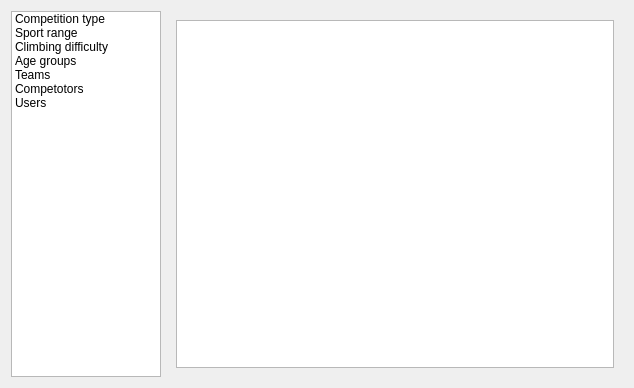
Qt form form_library_editor.ui (pitikov/cwall.qt4) before a commit.
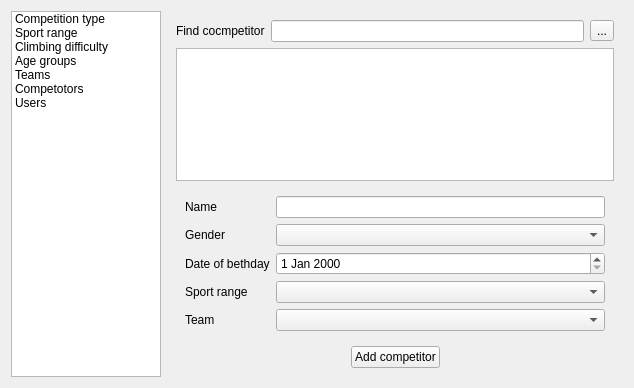
The same form after that commit. The open tabs and pages were chosen to show the change. Icons and pictures are not drawn.

Commit message: Форма ввода участников

Diff of the .ui file:
```diff
--- a/form_library_editor.ui
+++ b/form_library_editor.ui
@@ -133,9 +133,151 @@
      </widget>
      <widget class="QWidget" name="pageCompetitors">
       <layout class="QVBoxLayout" name="verticalLayout_7">
+       <item>
+        <layout class="QHBoxLayout" name="horizontalLayout_3">
+         <item>
+          <widget class="QLabel" name="labelFind">
+           <property name="text">
+            <string>Find cocmpetitor</string>
+           </property>
+           <property name="buddy">
+            <cstring>lineEditCompetitorSerach</cstring>
+           </property>
+          </widget>
+         </item>
+         <item>
+          <widget class="QLineEdit" name="lineEditCompetitorSerach"/>
+         </item>
+         <item>
+          <widget class="QToolButton" name="toolButtonSearchClear">
+           <property name="text">
+            <string>...</string>
+           </property>
+           <property name="icon">
+            <iconset theme="edit-clear">
+             <normaloff/>
+            </iconset>
+           </property>
+          </widget>
+         </item>
+        </layout>
+       </item>
        <item>
         <widget class="QTableView" name="tableViewCompetitors"/>
        </item>
+       <item>
+        <widget class="QWidget" name="formWidgetCompetitor" native="true">
+         <layout class="QFormLayout" name="formLayoutCompetitor">
+          <item row="1" column="0">
+           <widget class="QLabel" name="labelCompetitorName">
+            <property name="text">
+             <string>Name</string>
+            </property>
+            <property name="buddy">
+             <cstring>lineEditCompetitorName</cstring>
+            </property>
+           </widget>
+          </item>
+          <item row="1" column="1">
+           <widget class="QLineEdit" name="lineEditCompetitorName"/>
+          </item>
+          <item row="2" column="0">
+           <widget class="QLabel" name="labelCompetitorGender">
+            <property name="text">
+             <string>Gender</string>
+            </property>
+            <property name="buddy">
+             <cstring>comboBoxCompetitorGender</cstring>
+            </property>
+           </widget>
+          </item>
+          <item row="3" column="0">
+           <widget class="QLabel" name="labelCompetitorDob">
+            <property name="text">
+             <string>Date of bethday</string>
+            </property>
+            <property name="buddy">
+             <cstring>dateEditCompetitorDob</cstring>
+            </property>
+           </widget>
+          </item>
+          <item row="3" column="1">
+           <widget class="QDateEdit" name="dateEditCompetitorDob"/>
+          </item>
+          <item row="2" column="1">
+           <widget class="QComboBox" name="comboBoxCompetitorGender"/>
+          </item>
+          <item row="4" column="0">
+           <widget class="QLabel" name="labelCompetitorRange">
+            <property name="text">
+             <string>Sport range</string>
+            </property>
+            <property name="buddy">
+             <cstring>comboBoxCompetitorRange</cstring>
+            </property>
+           </widget>
+          </item>
+          <item row="4" column="1">
+           <widget class="QComboBox" name="comboBoxCompetitorRange"/>
+          </item>
+          <item row="5" column="0">
+           <widget class="QLabel" name="labelCompetitorTeam">
+            <property name="text">
+             <string>Team</string>
+            </property>
+            <property name="buddy">
+             <cstring>comboBoxCompetitorTeam</cstring>
+            </property>
+           </widget>
+          </item>
+          <item row="5" column="1">
+           <widget class="QComboBox" name="comboBoxCompetitorTeam"/>
+          </item>
+         </layout>
+        </widget>
+       </item>
+       <item>
+        <layout class="QHBoxLayout" name="horizontalLayout_2">
+         <item>
+          <spacer name="horizontalSpacer_4">
+           <property name="orientation">
+            <enum>Qt::Horizontal</enum>
+           </property>
+           <property name="sizeHint" stdset="0">
+            <size>
+             <width>40</width>
+             <height>20</height>
+            </size>
+           </property>
+          </spacer>
+         </item>
+         <item>
+          <widget class="QPushButton" name="pushButtonCompetitorAdd">
+           <property name="text">
+            <string>Add competitor</string>
+           </property>
+           <property name="icon">
+            <iconset theme="list-add-user">
+             <normaloff/>
+            </iconset>
+           </property>
+          </widget>
+         </item>
+         <item>
+          <spacer name="horizontalSpacer_3">
+           <property name="orientation">
+            <enum>Qt::Horizontal</enum>
+           </property>
+           <property name="sizeHint" stdset="0">
+            <size>
+             <width>40</width>
+             <height>20</height>
+            </size>
+           </property>
+          </spacer>
+         </item>
+        </layout>
+       </item>
       </layout>
      </widget>
      <widget class="QWidget" name="pageUsers">
```
Left out of the diff: 88 changed lines with no effect on the pictures. The commit also changes 1 other file.
